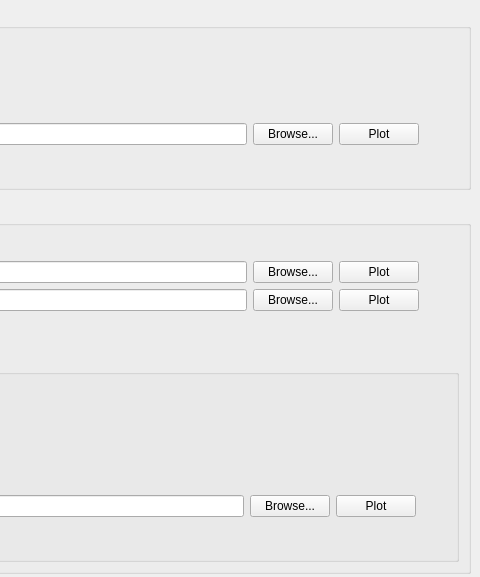
Before: the Qt Designer form Code/Mantid/scripts/Interface/ui/sans/hfir_detector.ui in mantidproject/mantid, drawn with Qt 5; both pictures show x 550 to 1030 and y 0 to 577 of the 1030 by 731 pixel window.
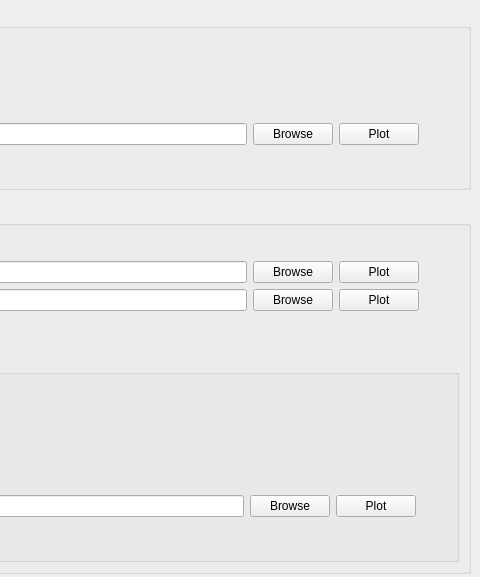
After: the same form once the commit is applied.

Diff of the .ui file:
```diff
--- a/Code/Mantid/scripts/Interface/ui/sans/hfir_detector.ui
+++ b/Code/Mantid/scripts/Interface/ui/sans/hfir_detector.ui
@@ -262,7 +262,7 @@
                  <string>Click to browse.</string>
                 </property>
                 <property name="text">
-                 <string>Browse...</string>
+                 <string>Browse</string>
                 </property>
                </widget>
               </item>
@@ -483,7 +483,7 @@
                <string>Click to browse.</string>
               </property>
               <property name="text">
-               <string>Browse...</string>
+               <string>Browse</string>
               </property>
              </widget>
             </item>
@@ -600,7 +600,7 @@
                <string>Click to browse.</string>
               </property>
               <property name="text">
-               <string>Browse...</string>
+               <string>Browse</string>
               </property>
              </widget>
             </item>
@@ -1062,7 +1062,7 @@
                     <string>Click to browse.</string>
                    </property>
                    <property name="text">
-                    <string>Browse...</string>
+                    <string>Browse</string>
                    </property>
                   </widget>
                  </item>
```
Left out of the diff: 10 changed lines with no effect on the pictures.
